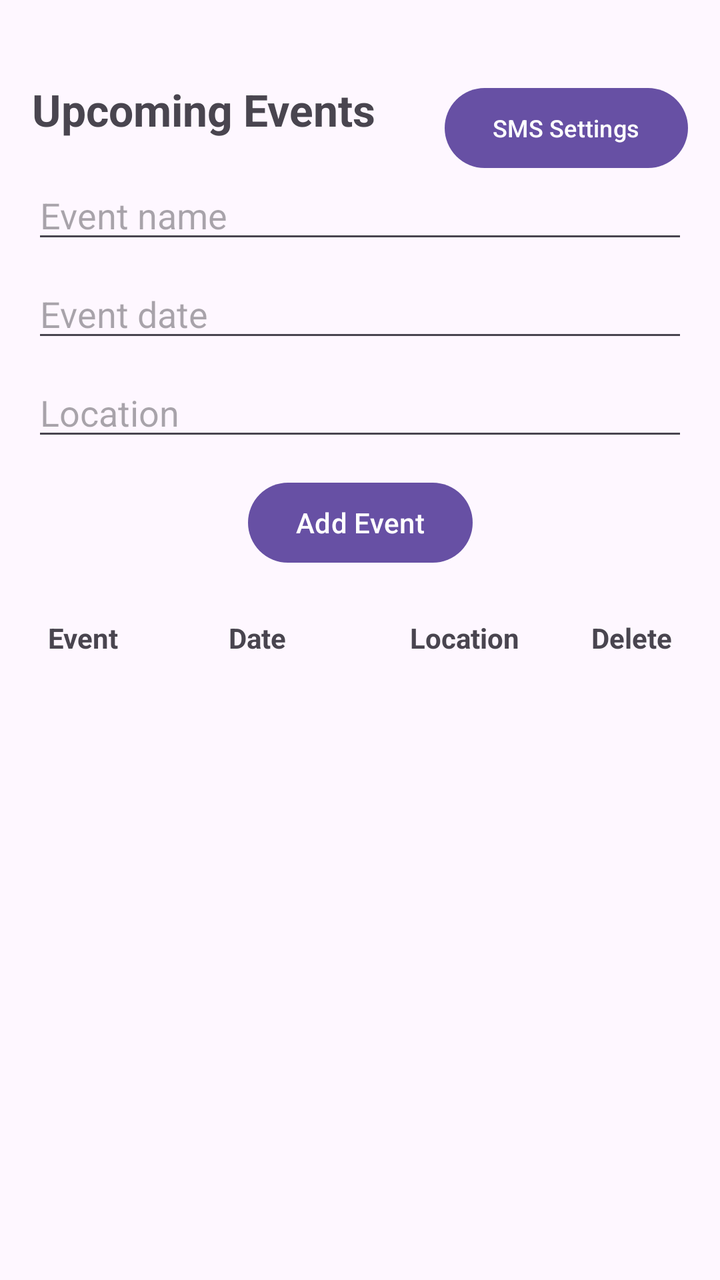
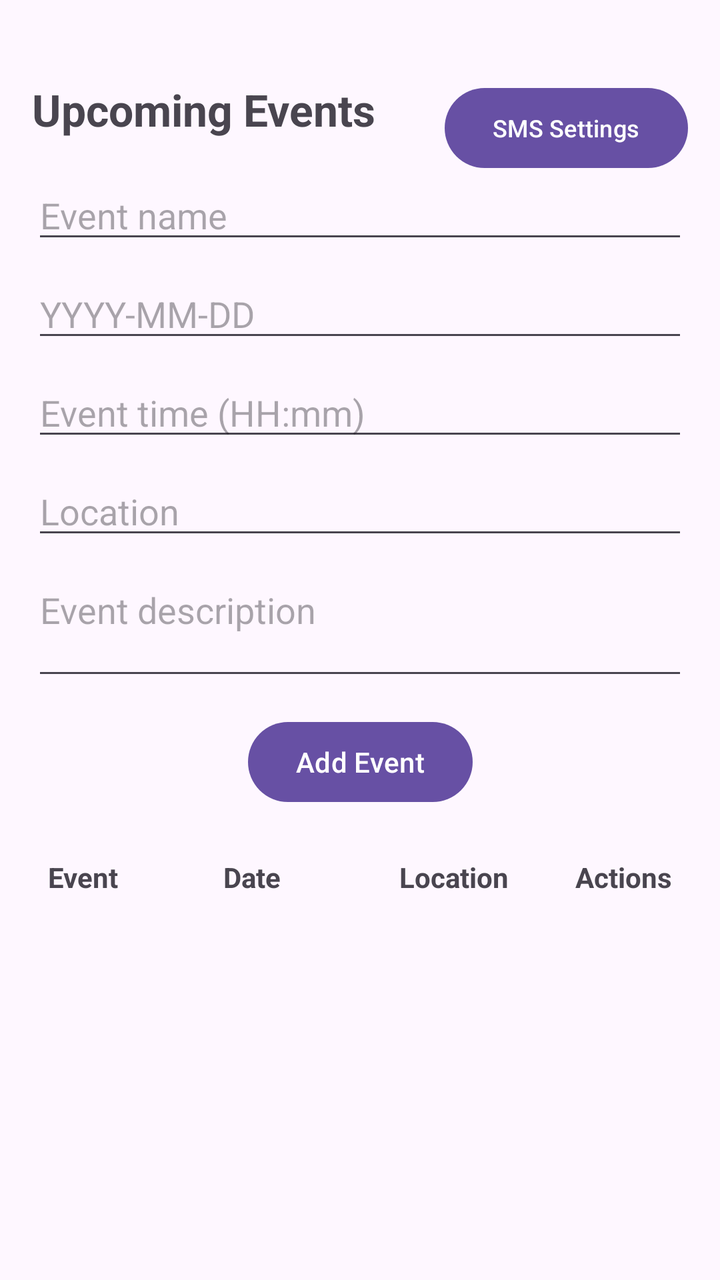

Screens rendered from an Android XML layout before and after an edit, with the pre-edit source and the edit as a unified diff.
<!-- AndroidManifest.xml: application theme Theme.CS360_EventTracker -->
<!-- res/layout/activity_event_list.xml -->
<?xml version="1.0" encoding="utf-8"?>
<androidx.constraintlayout.widget.ConstraintLayout xmlns:android="http://schemas.android.com/apk/res/android"
    xmlns:app="http://schemas.android.com/apk/res-auto"
    xmlns:tools="http://schemas.android.com/tools"
    android:id="@+id/eventListRoot"
    android:layout_width="match_parent"
    android:layout_height="match_parent"
    android:padding="16dp"
    tools:context=".EventListActivity">

    
    <TextView
        android:id="@+id/textEventTitle"
        android:layout_width="wrap_content"
        android:layout_height="wrap_content"
        android:text="Upcoming Events"
        android:textSize="22sp"
        android:textStyle="bold"
        app:layout_constraintTop_toTopOf="parent"
        app:layout_constraintStart_toStartOf="parent"
        android:layout_marginTop="24dp" />

    
    <Button
        android:id="@+id/buttonOpenSmsSettings"
        android:layout_width="wrap_content"
        android:layout_height="wrap_content"
        android:text="SMS Settings"
        android:textSize="12sp"
        android:layout_marginTop="24dp"
        app:layout_constraintTop_toTopOf="parent"
        app:layout_constraintEnd_toEndOf="parent" />

    
    <EditText
        android:id="@+id/editEventName"
        android:layout_width="0dp"
        android:layout_height="wrap_content"
        android:hint="Event name"
        android:inputType="textCapWords"
        android:layout_marginTop="16dp"
        app:layout_constraintTop_toBottomOf="@id/textEventTitle"
        app:layout_constraintStart_toStartOf="parent"
        app:layout_constraintEnd_toEndOf="parent" />

    <EditText
        android:id="@+id/editEventDate"
        android:layout_width="0dp"
        android:layout_height="wrap_content"
        android:hint="Event date"
        android:inputType="date"
        android:layout_marginTop="8dp"
        app:layout_constraintTop_toBottomOf="@id/editEventName"
        app:layout_constraintStart_toStartOf="parent"
        app:layout_constraintEnd_toEndOf="parent" />

    <EditText
        android:id="@+id/editEventLocation"
        android:layout_width="0dp"
        android:layout_height="wrap_content"
        android:hint="Location"
        android:inputType="textCapWords"
        android:layout_marginTop="8dp"
        app:layout_constraintTop_toBottomOf="@id/editEventDate"
        app:layout_constraintStart_toStartOf="parent"
        app:layout_constraintEnd_toEndOf="parent" />

    
    <Button
        android:id="@+id/buttonAddEvent"
        android:layout_width="wrap_content"
        android:layout_height="wrap_content"
        android:text="Add Event"
        android:layout_marginTop="12dp"
        app:layout_constraintTop_toBottomOf="@id/editEventLocation"
        app:layout_constraintStart_toStartOf="parent"
        app:layout_constraintEnd_toEndOf="parent" />

    
    <TableLayout
        android:id="@+id/tableEvents"
        android:layout_width="0dp"
        android:layout_height="0dp"
        android:stretchColumns="0,1,2"
        android:layout_marginTop="16dp"
        app:layout_constraintTop_toBottomOf="@id/buttonAddEvent"
        app:layout_constraintBottom_toBottomOf="parent"
        app:layout_constraintStart_toStartOf="parent"
        app:layout_constraintEnd_toEndOf="parent">

        
        <TableRow
            android:layout_width="match_parent"
            android:layout_height="wrap_content"
            android:padding="8dp">

            <TextView
                android:layout_width="0dp"
                android:layout_height="wrap_content"
                android:layout_weight="1"
                android:text="Event"
                android:textStyle="bold" />

            <TextView
                android:layout_width="0dp"
                android:layout_height="wrap_content"
                android:layout_weight="1"
                android:text="Date"
                android:textStyle="bold" />

            <TextView
                android:layout_width="0dp"
                android:layout_height="wrap_content"
                android:layout_weight="1"
                android:text="Location"
                android:textStyle="bold" />

            <TextView
                android:layout_width="wrap_content"
                android:layout_height="wrap_content"
                android:text="Delete"
                android:textStyle="bold" />
        </TableRow>


    </TableLayout>

</androidx.constraintlayout.widget.ConstraintLayout>
<!-- resources referenced by this layout -->
<resources>
  <style name="Theme.CS360_EventTracker" parent="Base.Theme.CS360_EventTracker" />
  <style name="Base.Theme.CS360_EventTracker" parent="Theme.Material3.DayNight.NoActionBar">
          
          
      </style>
</resources>

<!-- the commit's change to res/layout/activity_event_list.xml (unified diff, before → after) -->
@@ -1,5 +1,5 @@
-<?xml version="1.0" encoding="utf-8"?>
-<androidx.constraintlayout.widget.ConstraintLayout xmlns:android="http://schemas.android.com/apk/res/android"
+<androidx.constraintlayout.widget.ConstraintLayout
+    xmlns:android="http://schemas.android.com/apk/res/android"
     xmlns:app="http://schemas.android.com/apk/res-auto"
     xmlns:tools="http://schemas.android.com/tools"
     android:id="@+id/eventListRoot"
@@ -16,9 +16,9 @@
         android:text="Upcoming Events"
         android:textSize="22sp"
         android:textStyle="bold"
+        android:layout_marginTop="24dp"
         app:layout_constraintTop_toTopOf="parent"
-        app:layout_constraintStart_toStartOf="parent"
-        android:layout_marginTop="24dp" />
+        app:layout_constraintStart_toStartOf="parent" />
 
     
     <Button
@@ -43,17 +43,31 @@
         app:layout_constraintStart_toStartOf="parent"
         app:layout_constraintEnd_toEndOf="parent" />
 
+    
     <EditText
         android:id="@+id/editEventDate"
         android:layout_width="0dp"
         android:layout_height="wrap_content"
-        android:hint="Event date"
+        android:hint="YYYY-MM-DD"
         android:inputType="date"
         android:layout_marginTop="8dp"
         app:layout_constraintTop_toBottomOf="@id/editEventName"
         app:layout_constraintStart_toStartOf="parent"
         app:layout_constraintEnd_toEndOf="parent" />
 
+    
+    <EditText
+        android:id="@+id/editEventTime"
+        android:layout_width="0dp"
+        android:layout_height="wrap_content"
+        android:hint="Event time (HH:mm)"
+        android:inputType="time"
+        android:layout_marginTop="8dp"
+        app:layout_constraintTop_toBottomOf="@id/editEventDate"
+        app:layout_constraintStart_toStartOf="parent"
+        app:layout_constraintEnd_toEndOf="parent" />
+
+    
     <EditText
         android:id="@+id/editEventLocation"
         android:layout_width="0dp"
@@ -61,7 +75,22 @@
         android:hint="Location"
         android:inputType="textCapWords"
         android:layout_marginTop="8dp"
-        app:layout_constraintTop_toBottomOf="@id/editEventDate"
+        app:layout_constraintTop_toBottomOf="@id/editEventTime"
+        app:layout_constraintStart_toStartOf="parent"
+        app:layout_constraintEnd_toEndOf="parent" />
+
+    
+    <EditText
+        android:id="@+id/editEventDescription"
+        android:layout_width="0dp"
+        android:layout_height="wrap_content"
+        android:hint="Event description"
+        android:inputType="textCapSentences|textMultiLine"
+        android:minLines="2"
+        android:maxLines="3"
+        android:gravity="top"
+        android:layout_marginTop="8dp"
+        app:layout_constraintTop_toBottomOf="@id/editEventLocation"
         app:layout_constraintStart_toStartOf="parent"
         app:layout_constraintEnd_toEndOf="parent" />
 
@@ -72,7 +101,7 @@
         android:layout_height="wrap_content"
         android:text="Add Event"
         android:layout_marginTop="12dp"
-        app:layout_constraintTop_toBottomOf="@id/editEventLocation"
+        app:layout_constraintTop_toBottomOf="@id/editEventDescription"
         app:layout_constraintStart_toStartOf="parent"
         app:layout_constraintEnd_toEndOf="parent" />
 
@@ -118,10 +147,10 @@
             <TextView
                 android:layout_width="wrap_content"
                 android:layout_height="wrap_content"
-                android:text="Delete"
+                android:text="Actions"
                 android:textStyle="bold" />
+
         </TableRow>
-
 
     </TableLayout>
 
